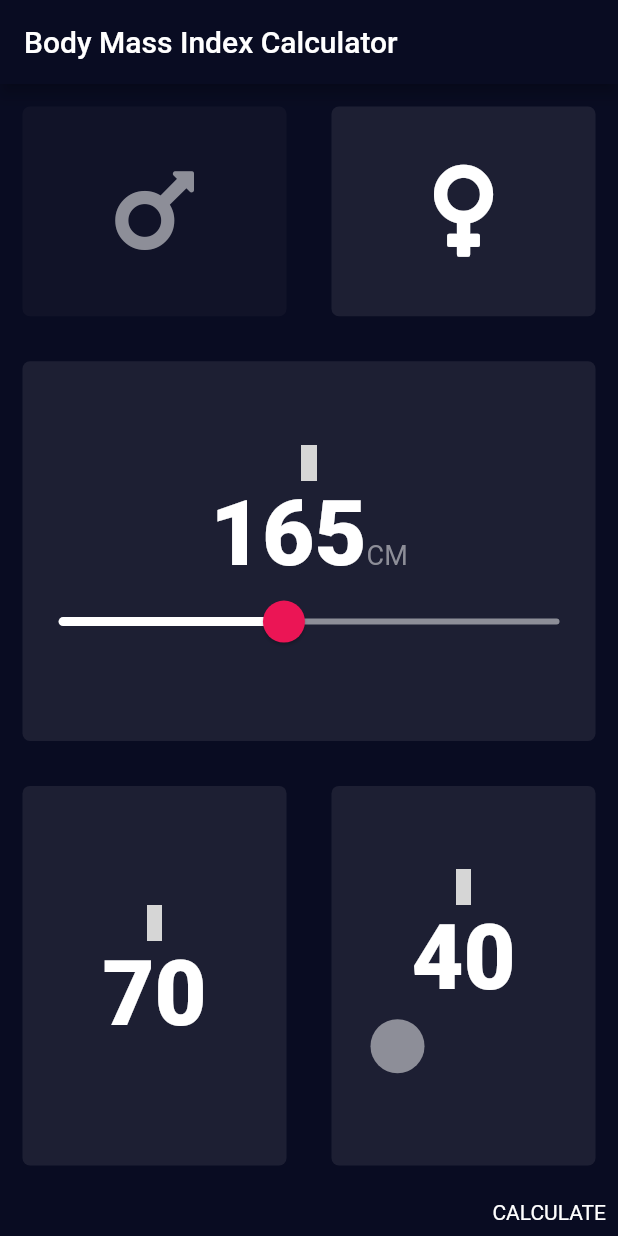
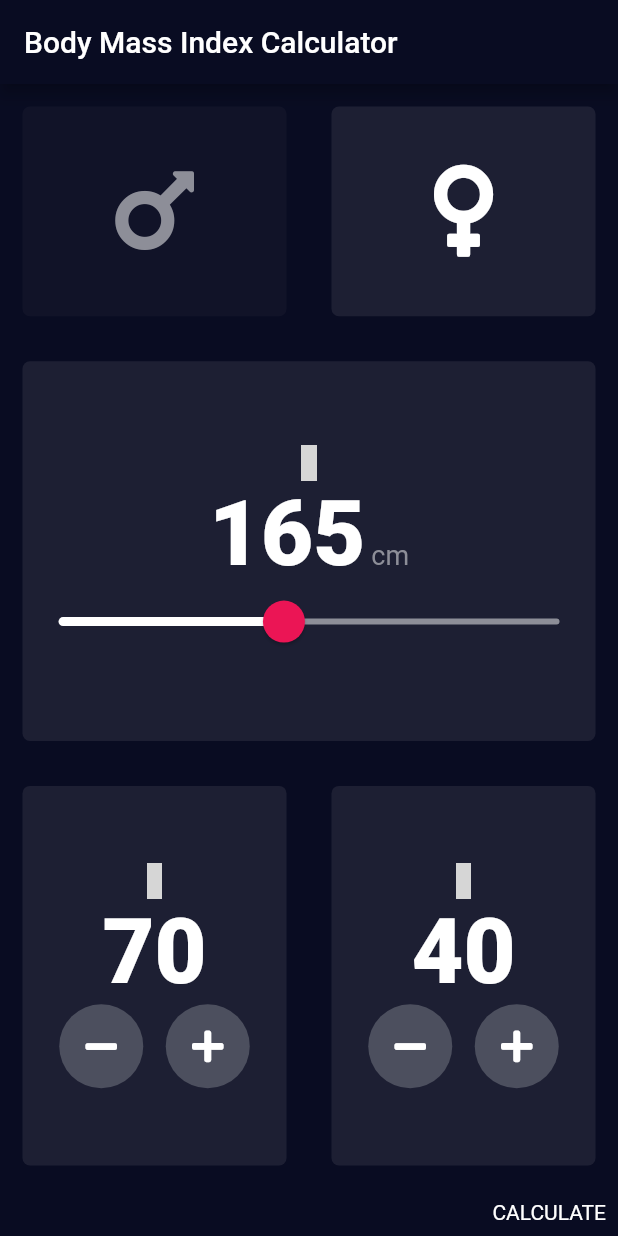
Before and after one commit to TheBeachLab/BMI-calc, a Flutter app: the screen it shows after launch, after a tap on an icon or button, on a phone screen of 412 x 824 dp. Run offline on Flutter 3.47's test engine with Material 2 defaults, Android fonts, the light colour scheme and no system bars; our stand-ins replace flutter_icons, font_awesome_flutter; grey boxes are pictures that could not be loaded.

Commit message:
weigh and age buttons functional

```diff
--- a/lib/input.dart
+++ b/lib/input.dart
@@ -93,8 +93,11 @@ class _InputPageState extends State<InputPage> {
                         height.toString(),
                         style: kNumberStyle,
                       ),
+                      SizedBox(
+                        width: 4.0,
+                      ),
                       Text(
-                        'CM',
+                        'cm',
                         style: kLabelTextStyle,
                       ),
                     ],
@@ -139,8 +142,29 @@ class _InputPageState extends State<InputPage> {
                           style: kNumberStyle,
                         ),
                         Row(
-                            //
-                            )
+                          mainAxisAlignment: MainAxisAlignment.center,
+                          children: <Widget>[
+                            RoundButtonWidget(
+                              icon: FontAwesomeIcons.minus,
+                              function: () {
+                                setState(() {
+                                  weight--;
+                                });
+                              },
+                            ),
+                            SizedBox(
+                              width: 15.0,
+                            ),
+                            RoundButtonWidget(
+                              icon: FontAwesomeIcons.plus,
+                              function: () {
+                                setState(() {
+                                  weight++;
+                                });
+                              },
+                            ),
+                          ],
+                        )
                       ],
                     ),
                   ),
@@ -156,8 +180,27 @@ class _InputPageState extends State<InputPage> {
                           style: kNumberStyle,
                         ),
                         Row(
+                          mainAxisAlignment: MainAxisAlignment.center,
                           children: <Widget>[
-                            RoundButtonWidget(),
+                            RoundButtonWidget(
+                              icon: FontAwesomeIcons.minus,
+                              function: () {
+                                setState(() {
+                                  age--;
+                                });
+                              },
+                            ),
+                            SizedBox(
+                              width: 15.0,
+                            ),
+                            RoundButtonWidget(
+                              icon: FontAwesomeIcons.plus,
+                              function: () {
+                                setState(() {
+                                  age++;
+                                });
+                              },
+                            ),
                           ],
                         )
                       ],
@@ -177,11 +220,25 @@ class _InputPageState extends State<InputPage> {
 }
 
 class RoundButtonWidget extends StatelessWidget {
+  RoundButtonWidget({this.icon, this.function});
+
+  final IconData icon;
+  final Function function;
+
   @override
   Widget build(BuildContext context) {
     return RawMaterialButton(
+      onPressed: () {
+        function();
+      },
+      child: Icon(icon),
+      elevation: 0.0,
+      constraints: BoxConstraints.tightFor(
+        width: 56.0,
+        height: 56.0,
+      ),
       shape: CircleBorder(),
-      fillColor: kLabelColor,
+      fillColor: Color(0xFF4c4f5e),
     );
   }
 }
```
